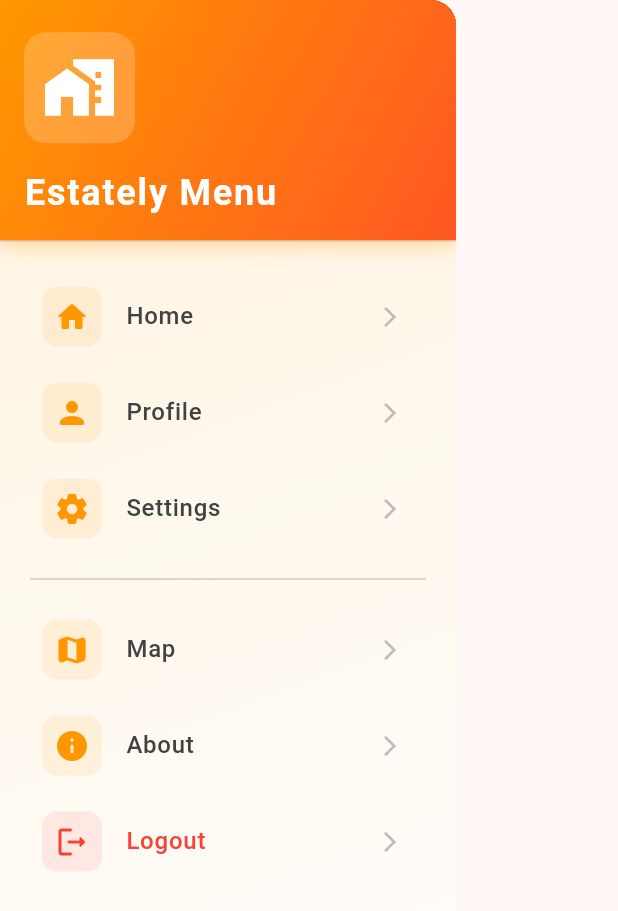
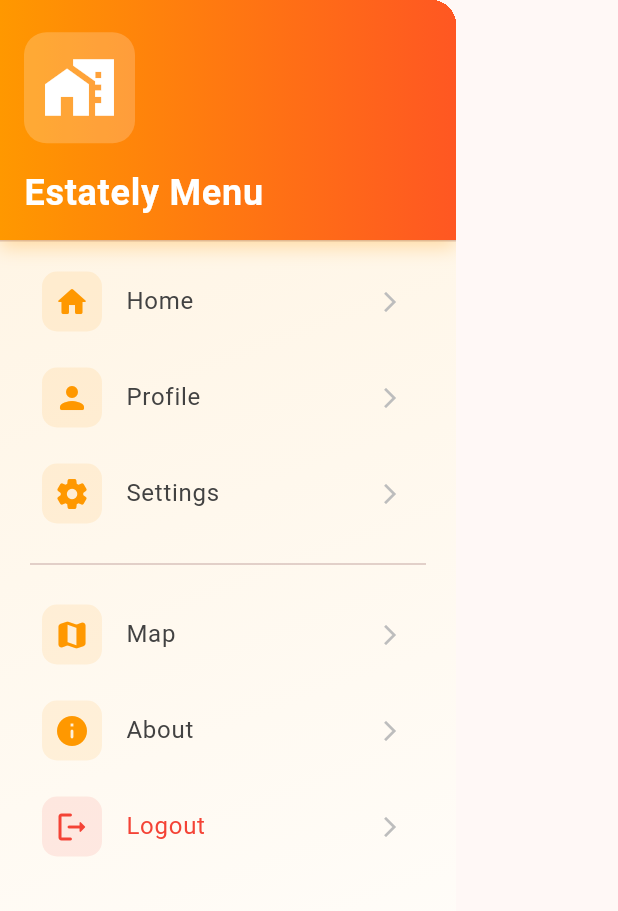
Before and after one commit to aleeaouini/casaNova, a Flutter app: the AppDrawer widget shown alone on an empty page, opened directly with empty values, on a phone screen of 412 x 824 dp. Shown: the top 911 px of the screen. Run offline on Flutter 3.47's test engine with Material 3 defaults, Android fonts, the phone set to English and light mode, and no system bars; our stand-ins replace flutter_map, image_picker, latlong2; missing offline and left inert: mongo_dart.

Commit message:
update the drawer

```diff
--- a/imobilier/lib/widgets/app_drawer.dart
+++ b/imobilier/lib/widgets/app_drawer.dart
@@ -1,9 +1,13 @@
 import 'package:flutter/material.dart';
+import 'package:imobilier/pages/profile.dart';
+import 'package:imobilier/pages/about.dart';
+import 'package:imobilier/pages/map_page.dart';
 
 class AppDrawer extends StatelessWidget {
   final Function(int) onItemSelected;
+  final Map<String, dynamic> user;
 
-  const AppDrawer({Key? key, required this.onItemSelected}) : super(key: key);
+  const AppDrawer({Key? key, required this.onItemSelected, required this.user}) : super(key: key);
 
   @override
   Widget build(BuildContext context) {
@@ -13,10 +17,7 @@ class AppDrawer extends StatelessWidget {
           gradient: LinearGradient(
             begin: Alignment.topLeft,
             end: Alignment.bottomRight,
-            colors: [
-              Colors.orange.shade50,
-              Colors.white,
-            ],
+            colors: [Colors.orange.shade50, Colors.white],
           ),
         ),
         child: ListView(
@@ -24,11 +25,7 @@ class AppDrawer extends StatelessWidget {
           children: [
             DrawerHeader(
               decoration: BoxDecoration(
-                gradient: LinearGradient(
-                  begin: Alignment.topLeft,
-                  end: Alignment.bottomRight,
-                  colors: [Colors.orange, Colors.deepOrange],
-                ),
+                gradient: LinearGradient(colors: [Colors.orange, Colors.deepOrange]),
                 boxShadow: [
                   BoxShadow(
                     color: Colors.orange.withOpacity(0.3),
@@ -56,119 +53,46 @@ class AppDrawer extends StatelessWidget {
                       color: Colors.white,
                       fontSize: 24,
                       fontWeight: FontWeight.bold,
-                      letterSpacing: 1.2,
                     ),
                   ),
                 ],
               ),
             ),
-
-            SizedBox(height: 10),
-
-            _buildDrawerItem(
-              context,
-              icon: Icons.home_rounded,
-              title: "Home",
-              index: 0,
-            ),
-
-            _buildDrawerItem(
-              context,
-              icon: Icons.person_rounded,
-              title: "Profile",
-              index: 1,
-            ),
-
-            _buildDrawerItem(
-              context,
-              icon: Icons.settings_rounded,
-              title: "Settings",
-              index: 2,
-            ),
-
+            _buildDrawerItem(context, icon: Icons.home_rounded, title: "Home", index: 0),
+            _buildDrawerItem(context, icon: Icons.person_rounded, title: "Profile", index: 1),
+            _buildDrawerItem(context, icon: Icons.settings_rounded, title: "Settings", index: 2),
             Divider(height: 30, thickness: 1, indent: 20, endIndent: 20),
-
-            /// ⭐ NEW MAP MENU ITEM
-            _buildDrawerItem(
-              context,
-              icon: Icons.map_rounded,
-              title: "Map",
-              index: 5,
-            ),
-
-            _buildDrawerItem(
-              context,
-              icon: Icons.info_rounded,
-              title: "About",
-              index: 3,
-            ),
-
-            _buildDrawerItem(
-              context,
-              icon: Icons.logout_rounded,
-              title: "Logout",
-              index: 4,
-              isDestructive: true,
-            ),
+            _buildDrawerItem(context, icon: Icons.map_rounded, title: "Map", index: 3),
+            _buildDrawerItem(context, icon: Icons.info_rounded, title: "About", index: 4),
+            _buildDrawerItem(context, icon: Icons.logout_rounded, title: "Logout", index: 5, isDestructive: true),
           ],
         ),
       ),
     );
   }
 
-  Widget _buildDrawerItem(
-    BuildContext context, {
-    required IconData icon,
-    required String title,
-    required int index,
-    bool isDestructive = false,
-  }) {
+  Widget _buildDrawerItem(BuildContext context,
+      {required IconData icon, required String title, required int index, bool isDestructive = false}) {
     return Padding(
       padding: const EdgeInsets.symmetric(horizontal: 12, vertical: 4),
-      child: Container(
-        decoration: BoxDecoration(
-          borderRadius: BorderRadius.circular(12),
-          color: Colors.transparent,
-        ),
       child: ListTile(
         leading: Container(
-            padding: EdgeInsets.all(8),
+          padding: const EdgeInsets.all(8),
           decoration: BoxDecoration(
-              color: isDestructive
-                  ? Colors.red.withOpacity(0.1)
-                  : Colors.orange.withOpacity(0.1),
+            color: isDestructive ? Colors.red.withOpacity(0.1) : Colors.orange.withOpacity(0.1),
             borderRadius: BorderRadius.circular(10),
           ),
-            child: Icon(
-              icon,
-              color: isDestructive ? Colors.red : Colors.orange,
-              size: 24,
-            ),
+          child: Icon(icon, color: isDestructive ? Colors.red : Colors.orange),
         ),
         title: Text(
           title,
-            style: TextStyle(
-              fontSize: 16,
-              fontWeight: FontWeight.w500,
-              color: isDestructive ? Colors.red : Colors.grey.shade800,
+          style: TextStyle(color: isDestructive ? Colors.red : Colors.grey.shade800),
         ),
-          ),
-          trailing: Icon(
-            Icons.arrow_forward_ios,
-            size: 16,
-            color: Colors.grey.shade400,
-          ),
-          shape: RoundedRectangleBorder(
-            borderRadius: BorderRadius.circular(12),
-          ),
+        trailing: Icon(Icons.arrow_forward_ios, size: 16, color: Colors.grey.shade400),
         onTap: () {
           Navigator.pop(context);
           onItemSelected(index);
         },
-          hoverColor: isDestructive
-              ? Colors.red.withOpacity(0.05)
-              : Colors.orange.withOpacity(0.05),
-        ),
       ),
     );
   }
```
Lines whose indentation alone changed are shown as unchanged.
